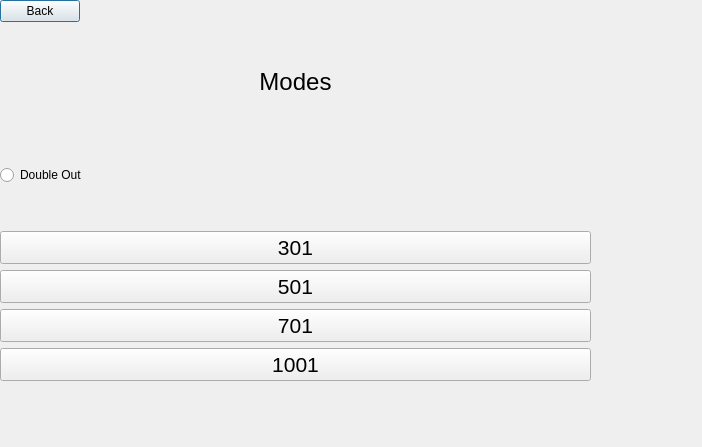
Qt form x01_gamemodes.ui (White-Dwarf/Automatic_Dart_Detection) before a commit.
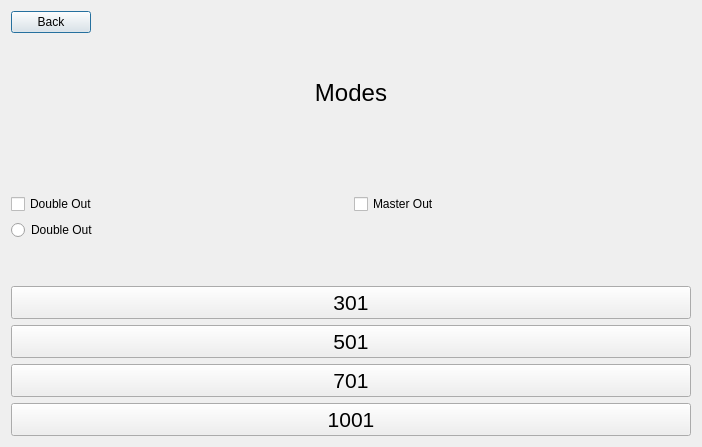
The same form after that commit.

```diff
--- a/x01_gamemodes.ui
+++ b/x01_gamemodes.ui
@@ -13,15 +13,8 @@
   <property name="windowTitle">
    <string>Dialog</string>
   </property>
-  <widget class="QWidget" name="verticalLayoutWidget">
-   <property name="geometry">
-    <rect>
-     <x>0</x>
-     <y>0</y>
-     <width>591</width>
-     <height>381</height>
-    </rect>
-   </property>
+  <layout class="QVBoxLayout" name="verticalLayout_2">
+   <item>
    <layout class="QVBoxLayout" name="verticalLayout">
     <item>
      <widget class="QPushButton" name="btn_back">
@@ -86,6 +79,24 @@
       </property>
      </spacer>
     </item>
+     <item>
+      <layout class="QHBoxLayout" name="horizontalLayout">
+       <item>
+        <widget class="QCheckBox" name="doubleOut_checkbox">
+         <property name="text">
+          <string>Double Out</string>
+         </property>
+        </widget>
+       </item>
+       <item>
+        <widget class="QCheckBox" name="masterOut_checkbox">
+         <property name="text">
+          <string>Master Out</string>
+         </property>
+        </widget>
+       </item>
+      </layout>
+     </item>
     <item>
      <widget class="QRadioButton" name="doubleOut_radiobtn">
       <property name="layoutDirection">
@@ -164,7 +175,8 @@
      </widget>
     </item>
    </layout>
-  </widget>
+   </item>
+  </layout>
  </widget>
  <resources/>
  <connections/>
```
Lines whose indentation alone changed are shown as unchanged.
